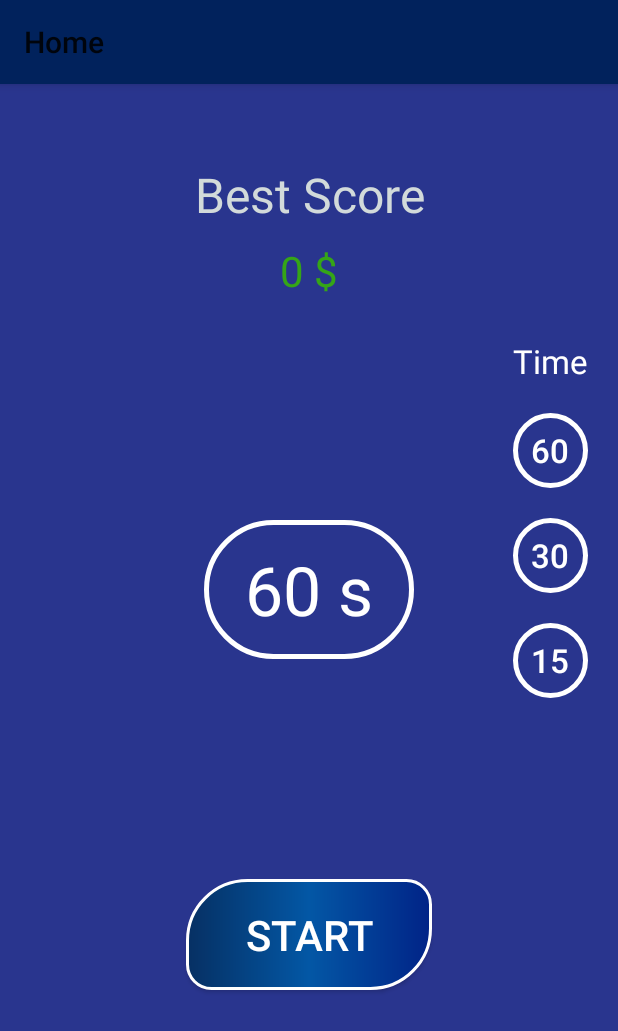
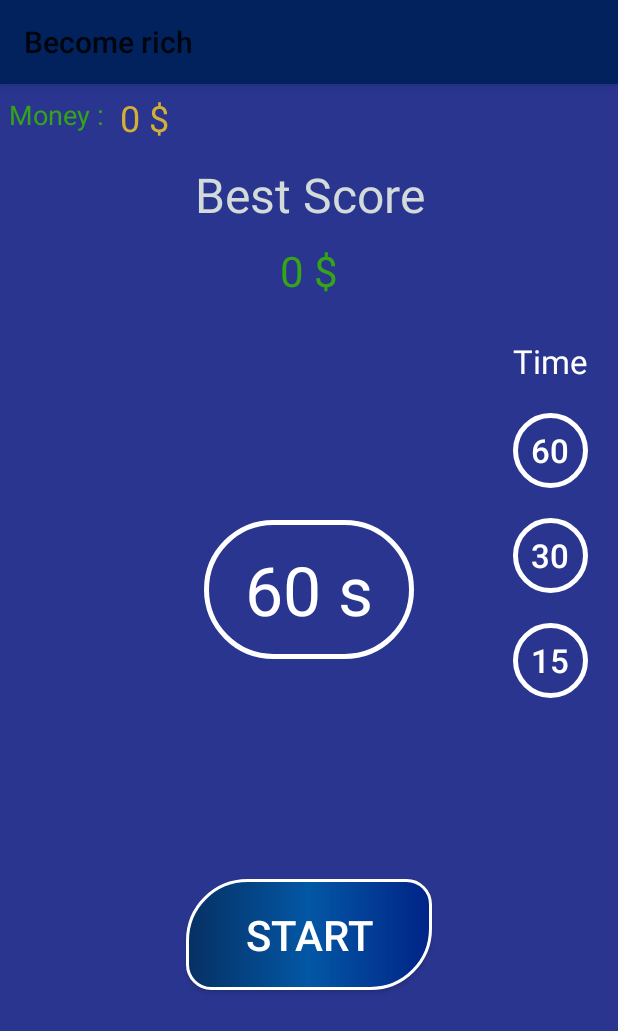
Before and after one commit to Kono12/click, an Android app: the screen it shows after launch (MainActivity), on a phone screen of 412 x 824 dp. Shown: the top 1031 px of the screen. Run offline under Robolectric (Android 15) with nearby library versions, the phone set to English and light mode, and no system bars; our stand-ins replace AdMob, navigation-ui; Roboto replaces fonts that are not available here; 1 statement that could not run was skipped.

Commit message:
money system was added

```diff
--- a/app/src/main/AndroidManifest.xml
+++ b/app/src/main/AndroidManifest.xml
@@ -7,9 +7,9 @@
         android:allowBackup="true"
         android:dataExtractionRules="@xml/data_extraction_rules"
         android:fullBackupContent="@xml/backup_rules"
-        android:icon="@mipmap/ic_launcher"
+        android:icon="@drawable/icon"
         android:label="@string/app_name"
-        android:roundIcon="@mipmap/ic_launcher_round"
+        android:roundIcon="@drawable/icon"
         android:supportsRtl="true"
         android:theme="@style/Theme.Click"
         tools:targetApi="31">
@@ -20,6 +20,7 @@
 
         <activity
             android:name=".info"
+            android:label="Game is Over"
             android:parentActivityName=".main_package.MainActivity"
             android:exported="false" />
         <activity
--- a/app/src/main/java/com/example/android/click/Constants.kt
+++ b/app/src/main/java/com/example/android/click/Constants.kt
@@ -4,6 +4,7 @@ object Constants {
     var HighScore : Int = 0
     var scoree : Int =0
     var time : Int = 60
+    var UserMoney : Long =0
 
 
 
--- a/app/src/main/java/com/example/android/click/info.kt
+++ b/app/src/main/java/com/example/android/click/info.kt
@@ -36,6 +36,5 @@ class info : AppCompatActivity() {
             onBackPressed()
         }
 
-
     }
 }
--- a/app/src/main/java/com/example/android/click/main_package/Home.kt
+++ b/app/src/main/java/com/example/android/click/main_package/Home.kt
@@ -24,6 +24,7 @@ class home : Fragment() {
 
     private var mInterstitialAd: InterstitialAd? = null
     private var TAG = "Moha"
+    private var UserMoney : Long? = null
 
 
     lateinit var sharedPreference: SharedPreferences
@@ -63,8 +64,12 @@ class home : Fragment() {
         )
         editor = sharedPreference.edit()
 
+        UserMoney = sharedPreference.getLong("UserMoney",0)
+        binding.userMoney.text=UserMoney.toString() + " $"
+        Constants.UserMoney= UserMoney as Long
 
         var score = sharedPreference.getInt("high", 0)
+
         var txt = score.toString() + " $"
         binding.BestScore.text = txt
 
--- a/app/src/main/java/com/example/android/click/main_package/the_game.kt
+++ b/app/src/main/java/com/example/android/click/main_package/the_game.kt
@@ -191,6 +191,9 @@ class the_game : Fragment() {
             if (i<score){
                 editor.putInt("high",score).commit()
             }
+
+            var money = sharedPreferencee.getLong("UserMoney",0)
+            editor.putLong("UserMoney", money + score).commit()
             try {
                 if (mInterstitialAd != null) {
                     mInterstitialAd?.show(requireActivity())
--- a/app/src/main/res/layout/fragment_home.xml
+++ b/app/src/main/res/layout/fragment_home.xml
@@ -6,6 +6,31 @@
     android:layout_height="match_parent"
     android:background="#29358E"
     tools:context=".main_package.home">
+
+    <TextView
+        android:id="@+id/money"
+        android:layout_width="wrap_content"
+        android:layout_height="wrap_content"
+        app:layout_constraintTop_toTopOf="parent"
+        app:layout_constraintLeft_toLeftOf="parent"
+        android:layout_marginLeft="6dp"
+        android:layout_marginTop="8dp"
+        android:textSize="18sp"
+        android:textColor="@color/Green"
+        android:text="Money : "
+        />
+
+    <TextView
+        android:id="@+id/userMoney"
+        android:layout_width="wrap_content"
+        android:layout_height="wrap_content"
+        app:layout_constraintTop_toTopOf="parent"
+        app:layout_constraintLeft_toRightOf="@id/money"
+        android:layout_margin="6dp"
+        android:textSize="24sp"
+        android:textColor="@color/Gold"
+        android:text="30 $"
+        />
 
     <TextView
         android:id="@+id/BS"
--- a/app/src/main/res/navigation/nav_graph.xml
+++ b/app/src/main/res/navigation/nav_graph.xml
@@ -8,7 +8,7 @@
     <fragment
         android:id="@+id/home"
         android:name="com.example.android.click.main_package.home"
-        android:label="Home"
+        android:label="@string/app_name"
         tools:layout="@layout/fragment_home" >
         <action
             android:id="@+id/action_home_to_the_game"
--- a/app/src/main/res/values/colors.xml
+++ b/app/src/main/res/values/colors.xml
@@ -9,4 +9,5 @@
     <color name="white">#FFFFFFFF</color>
     <color name="Green">#35A517</color>
     <color name="Red">#BD1212</color>
+    <color name="Gold">#d4af37</color>
 </resources>
--- a/app/src/main/res/values/strings.xml
+++ b/app/src/main/res/values/strings.xml
@@ -1,5 +1,5 @@
 <resources>
-    <string name="app_name">click</string>
+    <string name="app_name">Become rich</string>
     <string name="highscore">highscore</string>
     <!-- TODO: Remove or change this placeholder text -->
 </resources>
```
